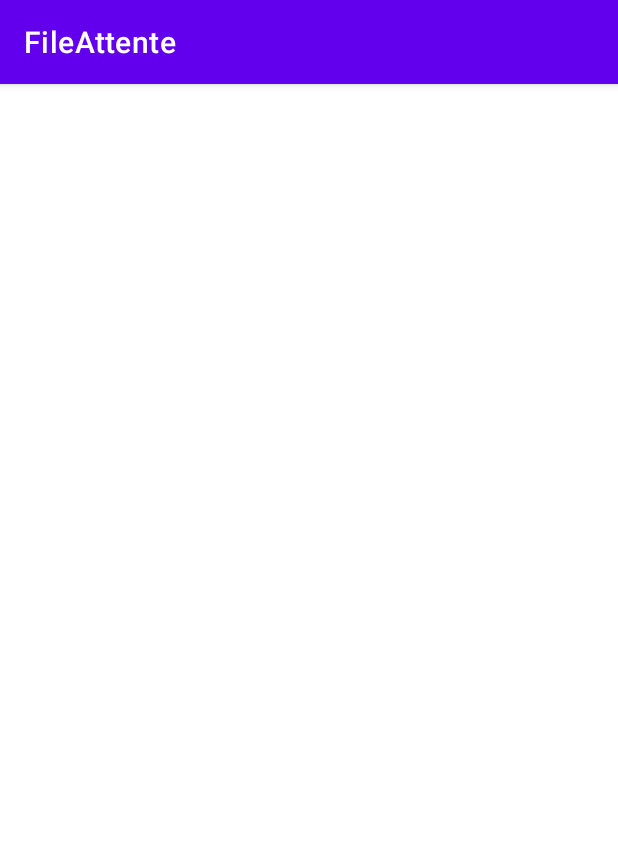
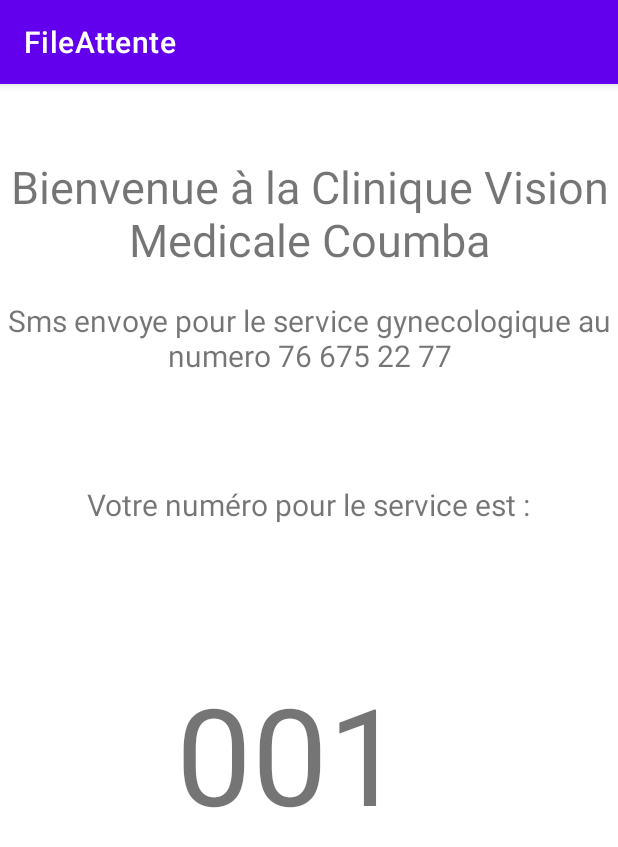
Before and after one commit to souleymanediallo-arch/FileAttenteMobile, an Android app: the EcranPrincipalActivity screen opened directly, with no data from a screen before it, after a tap on "ENVOYER SMS", on a phone screen of 412 x 824 dp. Shown: the top 847 px of the screen. Run offline under Robolectric (Android 15) with nearby library versions, the phone set to English and light mode, and no system bars; 1 statement that could not run was skipped; 1 other tap on this screen came first.

Commit message:
FileAttente -> Working version Draft #9 - Navigation depuis liste des services vers la page de reume done - Draft

```diff
--- a/app/src/main/java/com/soul/fileattente/model/ServiceDestination.java
+++ b/app/src/main/java/com/soul/fileattente/model/ServiceDestination.java
@@ -1,6 +1,8 @@
 package com.soul.fileattente.model;
 
-public class ServiceDestination {
+import java.io.Serializable;
+
+public class ServiceDestination implements Serializable {
 
     String nomService;
     String libelleService;
--- a/app/src/main/java/com/soul/fileattente/view/EcranPrincipalActivity.java
+++ b/app/src/main/java/com/soul/fileattente/view/EcranPrincipalActivity.java
@@ -9,6 +9,7 @@ import android.widget.EditText;
 import android.widget.TextView;
 
 import com.soul.fileattente.R;
+import com.soul.fileattente.model.ServiceDestination;
 
 public class EcranPrincipalActivity extends AppCompatActivity {
 
@@ -24,9 +25,9 @@ public class EcranPrincipalActivity extends AppCompatActivity {
         super.onCreate(savedInstanceState);
         setContentView(R.layout.activity_ecran_principal);
 
-        //Getting selected service
+        //Getting selected selectedServiceDestination
         Intent intent = getIntent();
-        String service = intent.getStringExtra("service"); //if it's a string you stored.
+        ServiceDestination selectedServiceDestination  = (ServiceDestination) intent.getSerializableExtra(Global.SELECTED_SERVICE_DESTINATION_KEY);
 
         //Gestion Button Generation de numero dans la Fille d'attente
         txtGenNumeroLabel =  (TextView)findViewById(R.id.textView);
@@ -58,7 +59,7 @@ public class EcranPrincipalActivity extends AppCompatActivity {
                 if(valueGenNumero >= 10 && valueGenNumero < 100){
                     strValueGenNumero = "0"+valueGenNumero;
                 }
-                txtGenNumeroLabel.setText("Votre numéro pour le service [" + service + "] est :");
+                txtGenNumeroLabel.setText("Votre numéro pour le service [" + selectedServiceDestination.getLibelleService() + "] est :");
                 txtGenNumero.setText(strValueGenNumero);
                 btnGenNumero.setEnabled(false);
 
@@ -75,7 +76,7 @@ public class EcranPrincipalActivity extends AppCompatActivity {
             public void onClick(View view) {
 //                Intent intent = new Intent(EcranPrincipalActivity.this, EcranGenrationNumeroSuivantActivity.class);
                 Intent intent = new Intent(EcranPrincipalActivity.this, EcranResumeActivity.class);
-                intent.putExtra(Global.SELECTED_SERVICE_KEY, service); //Optional parameters
+                intent.putExtra(Global.SELECTED_SERVICE_DESTINATION_KEY, selectedServiceDestination); //Optional parameters
                 intent.putExtra(Global.PROVIDED_TELEPHONE_NUMBER_KEY, editTextPhone.getText().toString()); //Optional parameters
                 intent.putExtra(Global.GENERATED_NUMNER_FOR_CURRENT_SERVICE_KEY, String.valueOf(strValueGenNumero)); //Optional parameters
                 EcranPrincipalActivity.this.startActivity(intent);
--- a/app/src/main/java/com/soul/fileattente/view/EcranResumeActivity.java
+++ b/app/src/main/java/com/soul/fileattente/view/EcranResumeActivity.java
@@ -4,9 +4,11 @@ import androidx.appcompat.app.AppCompatActivity;
 import android.content.Intent;
 import android.os.Bundle;
 import android.os.Handler;
+import android.util.Log;
 import android.widget.TextView;
 
 import com.soul.fileattente.R;
+import com.soul.fileattente.model.ServiceDestination;
 
 public class EcranResumeActivity extends AppCompatActivity {
 
@@ -23,13 +25,16 @@ public class EcranResumeActivity extends AppCompatActivity {
         txtResumeLabell =  (TextView)findViewById(R.id.textView5);
         //Getting selected service
         Intent intent = getIntent();
-        String service = intent.getStringExtra(Global.SELECTED_SERVICE_KEY);
+        //String service = intent.getStringExtra(Global.SELECTED_SERVICE_KEY);
+        ServiceDestination selectedServiceDestination  = (ServiceDestination) intent.getSerializableExtra(Global.SELECTED_SERVICE_DESTINATION_KEY);
+        System.out.printf("---------------------------------------> selectedServiceDestination = "  + selectedServiceDestination);
+        Log.d("TAG","---------------------------------------> selectedServiceDestination = "  + selectedServiceDestination);
         //Getting provided telephone
         String telephone = intent.getStringExtra(Global.PROVIDED_TELEPHONE_NUMBER_KEY);
         //Getting generated number
         String numeroPourLeService = intent.getStringExtra(Global.GENERATED_NUMNER_FOR_CURRENT_SERVICE_KEY);
 
-        txtResumeLabell.setText("Sms envoyé pour le service [" + service + "] au numero [" + telephone + "]");
+        txtResumeLabell.setText("Sms envoyé pour le service [" + selectedServiceDestination.getLibelleService() + "] au numero [" + telephone + "]");
         txtGenNumeroLabel.setText(numeroPourLeService);
         launchAutomaticallyMainScreen();
 
@@ -41,9 +46,9 @@ public class EcranResumeActivity extends AppCompatActivity {
             public void run() {
                 finish();
                 //Intent intent = new Intent(EcranResumeActivity.this, EcranPrincipalFilesAllServicesActivity.class);
-                Intent intent = new Intent(EcranResumeActivity.this, EcranPrincipalActivity.class);
+                Intent intent = new Intent(EcranResumeActivity.this, EcranPrincipalActivityList.class);
                 EcranResumeActivity.this.startActivity(intent);
             }
-        }, 50000);
+        }, 20000);
     }
 }
--- a/app/src/main/java/com/soul/fileattente/view/Global.java
+++ b/app/src/main/java/com/soul/fileattente/view/Global.java
@@ -2,6 +2,7 @@ package com.soul.fileattente.view;
 
 public class Global {
 
+    public static final String SELECTED_SERVICE_DESTINATION_KEY = "selected_sevice_destination";
     public static final String SELECTED_SERVICE_KEY = "selected_sevice";
     public static final String PROVIDED_TELEPHONE_NUMBER_KEY = "provided_telephone_number";
     public static final String GENERATED_NUMNER_FOR_CURRENT_SERVICE_KEY = "generated_number";
--- a/app/src/main/res/layout/activity_ecran_resume.xml
+++ b/app/src/main/res/layout/activity_ecran_resume.xml
@@ -3,7 +3,54 @@
     xmlns:app="http://schemas.android.com/apk/res-auto"
     xmlns:tools="http://schemas.android.com/tools"
     android:layout_width="match_parent"
-    android:layout_height="match_parent"
-    tools:context=".view.EcranResumeActivity">
+    android:layout_height="match_parent">
+
+    <TextView
+        android:id="@+id/textView4"
+        android:layout_width="wrap_content"
+        android:layout_height="wrap_content"
+        android:layout_marginTop="48dp"
+        android:gravity="center"
+        android:text="Bienvenue à la Clinique Vision Medicale Coumba"
+        android:textSize="30dp"
+        app:layout_constraintEnd_toEndOf="parent"
+        app:layout_constraintHorizontal_bias="0.498"
+        app:layout_constraintStart_toStartOf="parent"
+        app:layout_constraintTop_toTopOf="parent" />
+
+    <TextView
+        android:id="@+id/textView5"
+        android:layout_width="wrap_content"
+        android:layout_height="wrap_content"
+        android:layout_marginTop="20dp"
+        android:gravity="center"
+        android:text="Sms envoye pour le service gynecologique au numero 76 675 22 77"
+        android:textSize="20dp"
+        app:layout_constraintEnd_toEndOf="parent"
+        app:layout_constraintStart_toStartOf="parent"
+        app:layout_constraintTop_toBottomOf="@+id/textView4" />
+
+    <TextView
+        android:id="@+id/textView"
+        android:layout_width="wrap_content"
+        android:layout_height="wrap_content"
+        android:layout_marginTop="72dp"
+        android:text="Votre numéro pour le service est :"
+        android:textSize="20sp"
+        app:layout_constraintEnd_toEndOf="parent"
+        app:layout_constraintStart_toStartOf="parent"
+        app:layout_constraintTop_toBottomOf="@+id/textView5" />
+
+    <TextView
+        android:id="@+id/textView2"
+        android:layout_width="wrap_content"
+        android:layout_height="wrap_content"
+        android:layout_marginTop="92dp"
+        android:text="00"
+        android:textSize="90dp"
+        app:layout_constraintEnd_toEndOf="parent"
+        app:layout_constraintHorizontal_bias="0.451"
+        app:layout_constraintStart_toStartOf="parent"
+        app:layout_constraintTop_toBottomOf="@+id/textView" />
 
 </androidx.constraintlayout.widget.ConstraintLayout>
```
Also changed, not shown: app/src/main/AndroidManifest.xml (+7 -7 lines), app/src/main/java/com/soul/fileattente/view/EcranPrincipalActivityList.java (+6 -36 lines), app/src/main/java/com/soul/fileattente/view/ServiceDestinationListDataAdapter.java (+10 -29 lines).
